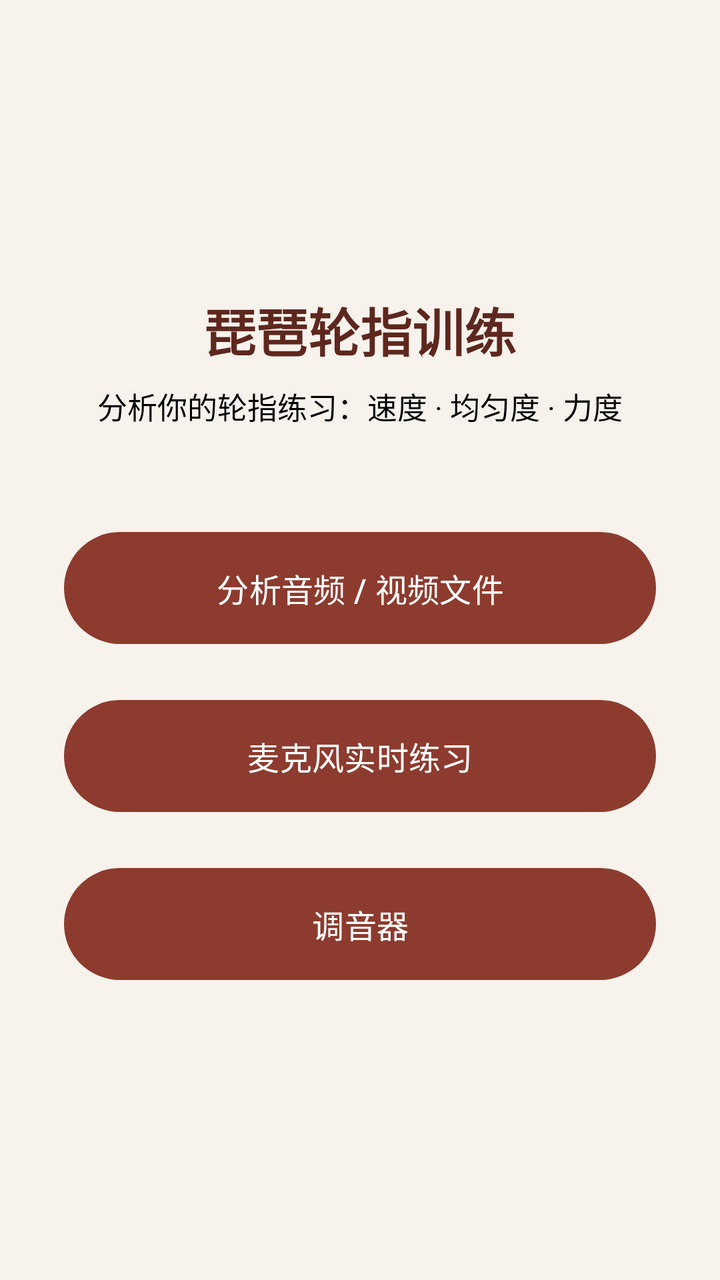
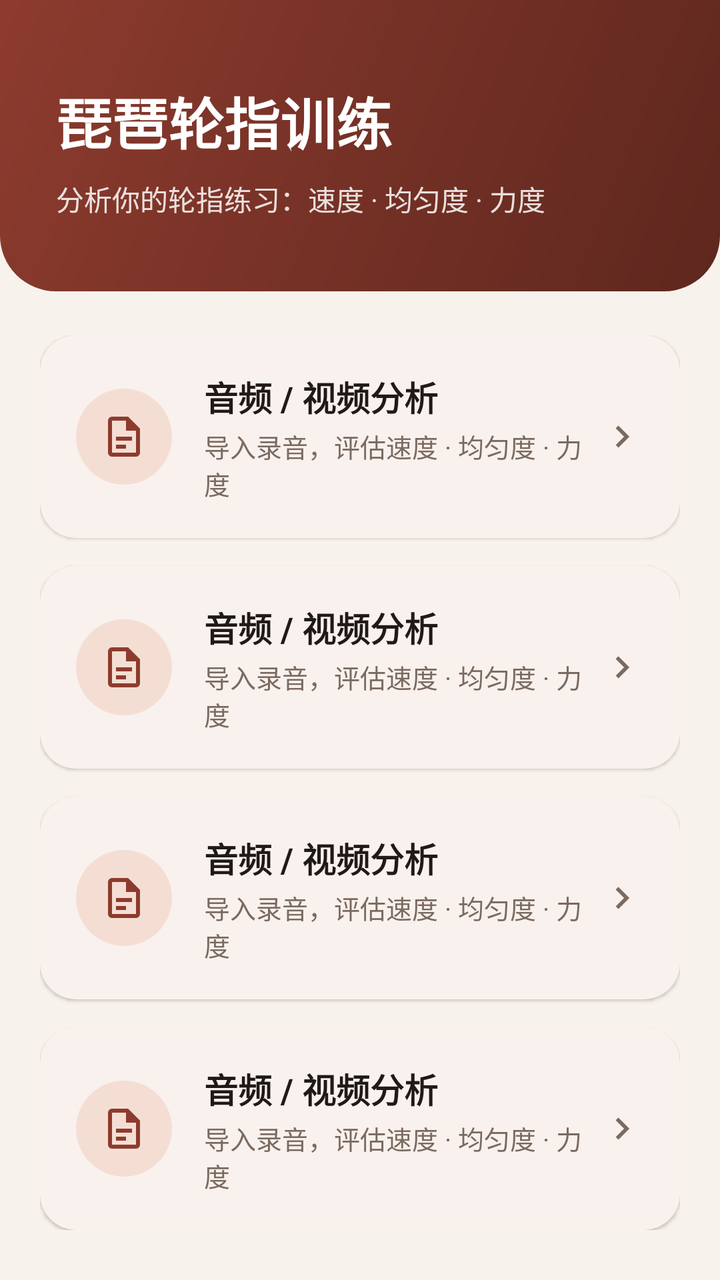

An Android layout rendered at two revisions. The XML below is the earlier revision; the diff shows what the commit changed to produce the second picture.
<!-- AndroidManifest.xml: application theme Theme.PipaTrainer -->
<!-- res/layout/activity_main.xml -->
<?xml version="1.0" encoding="utf-8"?>
<LinearLayout xmlns:android="http://schemas.android.com/apk/res/android"
    android:layout_width="match_parent"
    android:layout_height="match_parent"
    android:orientation="vertical"
    android:gravity="center"
    android:background="@color/bg"
    android:padding="32dp">

    <TextView
        android:layout_width="wrap_content"
        android:layout_height="wrap_content"
        android:text="@string/title_home"
        android:textSize="26sp"
        android:textStyle="bold"
        android:textColor="@color/pipa_primary_dark" />

    <TextView
        android:layout_width="wrap_content"
        android:layout_height="wrap_content"
        android:layout_marginTop="8dp"
        android:layout_marginBottom="48dp"
        android:text="@string/subtitle_home"
        android:textSize="15sp"
        android:textColor="@color/black" />

    <com.google.android.material.button.MaterialButton
        android:id="@+id/btnFile"
        android:layout_width="match_parent"
        android:layout_height="64dp"
        android:layout_marginBottom="20dp"
        android:text="@string/btn_pick_file"
        android:textSize="16sp" />

    <com.google.android.material.button.MaterialButton
        android:id="@+id/btnLive"
        android:layout_width="match_parent"
        android:layout_height="64dp"
        android:layout_marginBottom="20dp"
        android:text="@string/btn_live"
        android:textSize="16sp" />

    <com.google.android.material.button.MaterialButton
        android:id="@+id/btnTuner"
        android:layout_width="match_parent"
        android:layout_height="64dp"
        android:text="@string/btn_tuner"
        android:textSize="16sp" />
</LinearLayout>
<!-- resources referenced by this layout -->
<resources>
  <color name="black">#FF000000</color>
  <string name="btn_live">麦克风实时练习</string>
  <string name="btn_pick_file">分析音频 / 视频文件</string>
  <string name="btn_tuner">调音器</string>
  <style name="Theme.PipaTrainer" parent="Theme.Material3.DayNight.NoActionBar">
          <item name="colorPrimary">@color/pipa_primary</item>
          <item name="colorOnPrimary">@color/white</item>
          <item name="android:statusBarColor">@color/pipa_primary_dark</item>
      </style>
  <!-- unchanged entries left out for length: 6 -->
</resources>

<!-- the commit's change to res/layout/activity_main.xml (unified diff, before → after) -->
@@ -1,49 +1,156 @@
+<?xml version="1.0" encoding="utf-8"?>
+<ScrollView xmlns:android="http://schemas.android.com/apk/res/android"
+    xmlns:app="http://schemas.android.com/apk/res-auto"
+    android:layout_width="match_parent"
+    android:layout_height="match_parent"
+    android:fillViewport="true"
+    android:background="@color/bg">
+
+    <LinearLayout
+        android:layout_width="match_parent"
+        android:layout_height="wrap_content"
+        android:orientation="vertical">
+
+        
+        <LinearLayout
+            android:layout_width="match_parent"
+            android:layout_height="wrap_content"
+            android:orientation="vertical"
+            android:background="@drawable/bg_header"
+            android:paddingHorizontal="28dp"
+            android:paddingTop="40dp"
+            android:paddingBottom="36dp">
+
+            <TextView
+                android:layout_width="wrap_content"
+                android:layout_height="wrap_content"
+                android:text="@string/title_home"
+                android:textSize="28sp"
+                android:textStyle="bold"
+                android:textColor="@color/white" />
+
+            <TextView
+                android:layout_width="wrap_content"
+                android:layout_height="wrap_content"
+                android:layout_marginTop="8dp"
+                android:alpha="0.85"
+                android:text="@string/subtitle_home"
+                android:textSize="14sp"
+                android:textColor="@color/white" />
+        </LinearLayout>
+
+        
+        <LinearLayout
+            android:layout_width="match_parent"
+            android:layout_height="wrap_content"
+            android:orientation="vertical"
+            android:paddingHorizontal="20dp"
+            android:paddingTop="22dp"
+            android:paddingBottom="24dp">
+
+            <com.google.android.material.card.MaterialCardView
+                android:id="@+id/btnFile"
+                style="@style/App.Card"
+                android:layout_width="match_parent"
+                android:layout_height="wrap_content"
+                android:layout_marginBottom="14dp"
+                android:clickable="true"
+                android:focusable="true">
+
+                <include layout="@layout/item_feature"
+                    android:id="@+id/itFile" />
+            </com.google.android.material.card.MaterialCardView>
+
+            <com.google.android.material.card.MaterialCardView
+                android:id="@+id/btnLive"
+                style="@style/App.Card"
+                android:layout_width="match_parent"
+                android:layout_height="wrap_content"
+                android:layout_marginBottom="14dp"
+                android:clickable="true"
+                android:focusable="true">
+
+                <include layout="@layout/item_feature"
+                    android:id="@+id/itLive" />
+            </com.google.android.material.card.MaterialCardView>
+
+            <com.google.android.material.card.MaterialCardView
+                android:id="@+id/btnTuner"
+                style="@style/App.Card"
+                android:layout_width="match_parent"
+                android:layout_height="wrap_content"
+                android:layout_marginBottom="14dp"
+                android:clickable="true"
+                android:focusable="true">
+
+                <include layout="@layout/item_feature"
+                    android:id="@+id/itTuner" />
+            </com.google.android.material.card.MaterialCardView>
+
+            <com.google.android.material.card.MaterialCardView
+                android:id="@+id/btnMetronome"
+                style="@style/App.Card"
+                android:layout_width="match_parent"
+                android:layout_height="wrap_content"
+                android:clickable="true"
+                android:focusable="true">
+
+                <include layout="@layout/item_feature"
+                    android:id="@+id/itMetronome" />
+            </com.google.android.material.card.MaterialCardView>
+        </LinearLayout>
+    </LinearLayout>
+</ScrollView>
+<!-- res/layout/item_feature.xml (included above) -->
 <?xml version="1.0" encoding="utf-8"?>
 <LinearLayout xmlns:android="http://schemas.android.com/apk/res/android"
     android:layout_width="match_parent"
-    android:layout_height="match_parent"
-    android:orientation="vertical"
-    android:gravity="center"
-    android:background="@color/bg"
-    android:padding="32dp">
+    android:layout_height="wrap_content"
+    android:orientation="horizontal"
+    android:gravity="center_vertical"
+    android:paddingHorizontal="18dp"
+    android:paddingVertical="18dp">
 
-    <TextView
-        android:layout_width="wrap_content"
+    <ImageView
+        android:id="@+id/featIcon"
+        android:layout_width="48dp"
+        android:layout_height="48dp"
+        android:background="@drawable/bg_icon_circle"
+        android:padding="12dp"
+        android:src="@drawable/ic_file"
+        android:scaleType="fitCenter"
+        android:contentDescription="@null" />
+
+    <LinearLayout
+        android:layout_width="0dp"
         android:layout_height="wrap_content"
-        android:text="@string/title_home"
-        android:textSize="26sp"
-        android:textStyle="bold"
-        android:textColor="@color/pipa_primary_dark" />
+        android:layout_weight="1"
+        android:layout_marginStart="16dp"
+        android:orientation="vertical">
 
-    <TextView
-        android:layout_width="wrap_content"
-        android:layout_height="wrap_content"
-        android:layout_marginTop="8dp"
-        android:layout_marginBottom="48dp"
-        android:text="@string/subtitle_home"
-        android:textSize="15sp"
-        android:textColor="@color/black" />
+        <TextView
+            android:id="@+id/featTitle"
+            android:layout_width="wrap_content"
+            android:layout_height="wrap_content"
+            android:text="@string/feat_file_title"
+            android:textSize="17sp"
+            android:textStyle="bold"
+            android:textColor="@color/text_primary" />
 
-    <com.google.android.material.button.MaterialButton
-        android:id="@+id/btnFile"
-        android:layout_width="match_parent"
-        android:layout_height="64dp"
-        android:layout_marginBottom="20dp"
-        android:text="@string/btn_pick_file"
-        android:textSize="16sp" />
+        <TextView
+            android:id="@+id/featSub"
+            android:layout_width="match_parent"
+            android:layout_height="wrap_content"
+            android:layout_marginTop="3dp"
+            android:text="@string/feat_file_sub"
+            android:textSize="13sp"
+            android:textColor="@color/text_secondary" />
+    </LinearLayout>
 
-    <com.google.android.material.button.MaterialButton
-        android:id="@+id/btnLive"
-        android:layout_width="match_parent"
-        android:layout_height="64dp"
-        android:layout_marginBottom="20dp"
-        android:text="@string/btn_live"
-        android:textSize="16sp" />
-
-    <com.google.android.material.button.MaterialButton
-        android:id="@+id/btnTuner"
-        android:layout_width="match_parent"
-        android:layout_height="64dp"
-        android:text="@string/btn_tuner"
-        android:textSize="16sp" />
+    <ImageView
+        android:layout_width="22dp"
+        android:layout_height="22dp"
+        android:layout_marginStart="8dp"
+        android:src="@drawable/ic_chevron"
+        android:contentDescription="@null" />
 </LinearLayout>
<!-- resource entries referenced after the edit -->
@@ -1,13 +1,97 @@
 <!-- resources referenced by this layout -->
 <resources>
-  <color name="black">#FF000000</color>
-  <string name="btn_live">麦克风实时练习</string>
-  <string name="btn_pick_file">分析音频 / 视频文件</string>
-  <string name="btn_tuner">调音器</string>
+  <color name="text_primary">#FF201A17</color>
+  <color name="text_secondary">#FF7A6A60</color>
+  <!-- drawable bg_header (drawable) -->
+  <?xml version="1.0" encoding="utf-8"?>
+  <shape xmlns:android="http://schemas.android.com/apk/res/android"
+      android:shape="rectangle">
+      <gradient
+          android:angle="135"
+          android:startColor="@color/pipa_primary_dark"
+          android:endColor="@color/pipa_primary" />
+      <corners
+          android:bottomLeftRadius="28dp"
+          android:bottomRightRadius="28dp" />
+  </shape>
+  <!-- drawable bg_icon_circle (drawable) -->
+  <?xml version="1.0" encoding="utf-8"?>
+  <shape xmlns:android="http://schemas.android.com/apk/res/android"
+      android:shape="oval">
+      <solid android:color="@color/primary_container" />
+      <size android:width="48dp" android:height="48dp" />
+  </shape>
+  <!-- drawable ic_chevron (drawable) -->
+  <vector xmlns:android="http://schemas.android.com/apk/res/android"
+      android:width="24dp" android:height="24dp"
+      android:viewportWidth="24" android:viewportHeight="24"
+      android:tint="@color/text_secondary">
+      <path android:fillColor="@android:color/white"
+          android:pathData="M8.59,16.58L13.17,12L8.59,7.41L10,6L16,12L10,18L8.59,16.58Z" />
+  </vector>
+  <!-- drawable ic_file (drawable) -->
+  <vector xmlns:android="http://schemas.android.com/apk/res/android"
+      android:width="24dp" android:height="24dp"
+      android:viewportWidth="24" android:viewportHeight="24"
+      android:tint="@color/pipa_primary">
+      <path android:fillColor="@android:color/white"
+          android:pathData="M14,2H6A2,2 0 0,0 4,4V20A2,2 0 0,0 6,22H18A2,2 0 0,0 20,20V8L14,2M18,20H6V4H13V9H18V20M8,12H16V14H8V12M8,16H13V18H8V16Z" />
+  </vector>
+  <string name="feat_file_sub">导入录音，评估速度 · 均匀度 · 力度</string>
+  <string name="feat_file_title">音频 / 视频分析</string>
+  <style name="App.Card" parent="Widget.Material3.CardView.Elevated">
+          <item name="cardCornerRadius">18dp</item>
+          <item name="cardElevation">1dp</item>
+          <item name="cardBackgroundColor">@color/surface</item>
+          <item name="contentPadding">0dp</item>
+      </style>
   <style name="Theme.PipaTrainer" parent="Theme.Material3.DayNight.NoActionBar">
+          
           <item name="colorPrimary">@color/pipa_primary</item>
           <item name="colorOnPrimary">@color/white</item>
+          <item name="colorPrimaryContainer">@color/primary_container</item>
+          <item name="colorOnPrimaryContainer">@color/on_primary_container</item>
+  
+          
+          <item name="colorSecondary">@color/pipa_accent</item>
+          <item name="colorOnSecondary">@color/white</item>
+          <item name="colorSecondaryContainer">@color/accent_container</item>
+          <item name="colorOnSecondaryContainer">@color/on_primary_container</item>
+  
+          
+          <item name="android:colorBackground">@color/bg</item>
+          <item name="colorSurface">@color/surface</item>
+          <item name="colorSurfaceVariant">@color/surface_variant</item>
+          <item name="colorOnSurface">@color/text_primary</item>
+          <item name="colorOnSurfaceVariant">@color/text_secondary</item>
+          <item name="colorOutline">@color/outline</item>
+  
+          
           <item name="android:statusBarColor">@color/pipa_primary_dark</item>
+          <item name="android:navigationBarColor">@color/bg</item>
+          <item name="android:windowLightNavigationBar" tools:targetApi="o_mr1">true</item>
+  
+          
+          <item name="materialButtonStyle">@style/App.Button</item>
+          <item name="materialCardViewStyle">@style/App.Card</item>
+      </style>
+  <color name="primary_container">#FFF4DED4</color>
+  <color name="surface">#FFFFFBF8</color>
+  <color name="on_primary_container">#FF3A1710</color>
+  <color name="pipa_accent">#FFD98C5F</color>
+  <color name="accent_container">#FFF7E4D4</color>
+  <color name="surface_variant">#FFF1E6DC</color>
+  <color name="outline">#FFE0D2C6</color>
+  <style name="App.Button" parent="Widget.Material3.Button">
+          <item name="shapeAppearanceOverlay">@style/App.Shape.Button</item>
+          <item name="android:letterSpacing">0.02</item>
+          <item name="android:textSize">16sp</item>
+          <item name="android:paddingTop">6dp</item>
+          <item name="android:paddingBottom">6dp</item>
+      </style>
+  <style name="App.Shape.Button" parent="">
+          <item name="cornerFamily">rounded</item>
+          <item name="cornerSize">16dp</item>
       </style>
   <!-- unchanged entries left out for length: 6 -->
 </resources>
